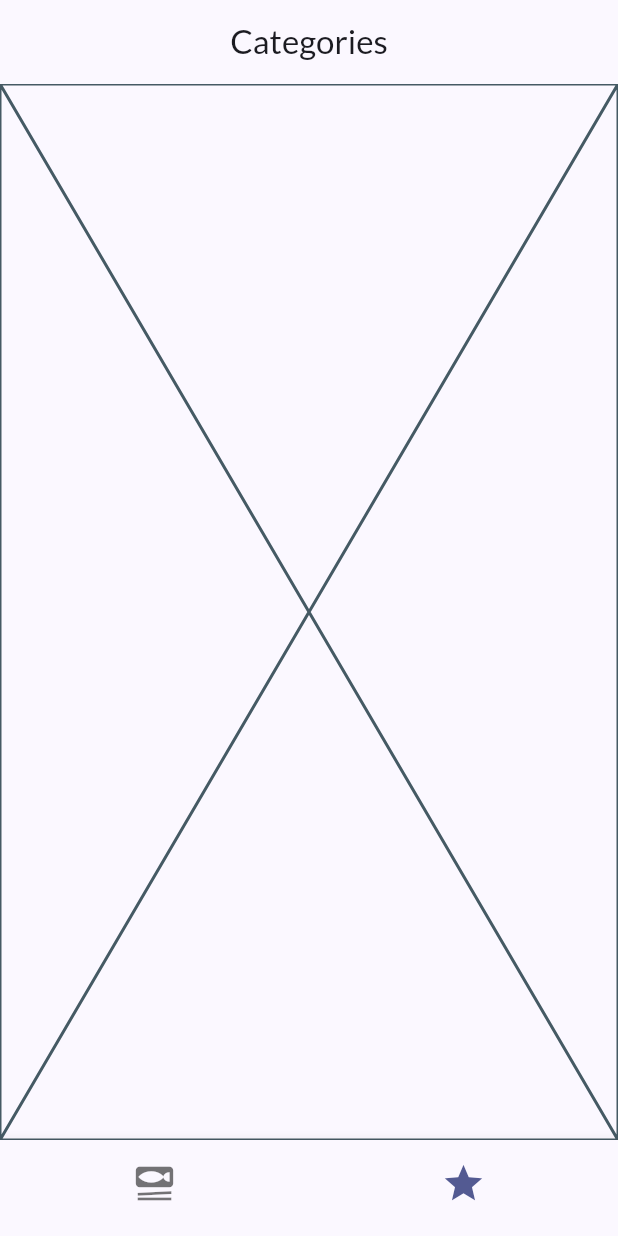
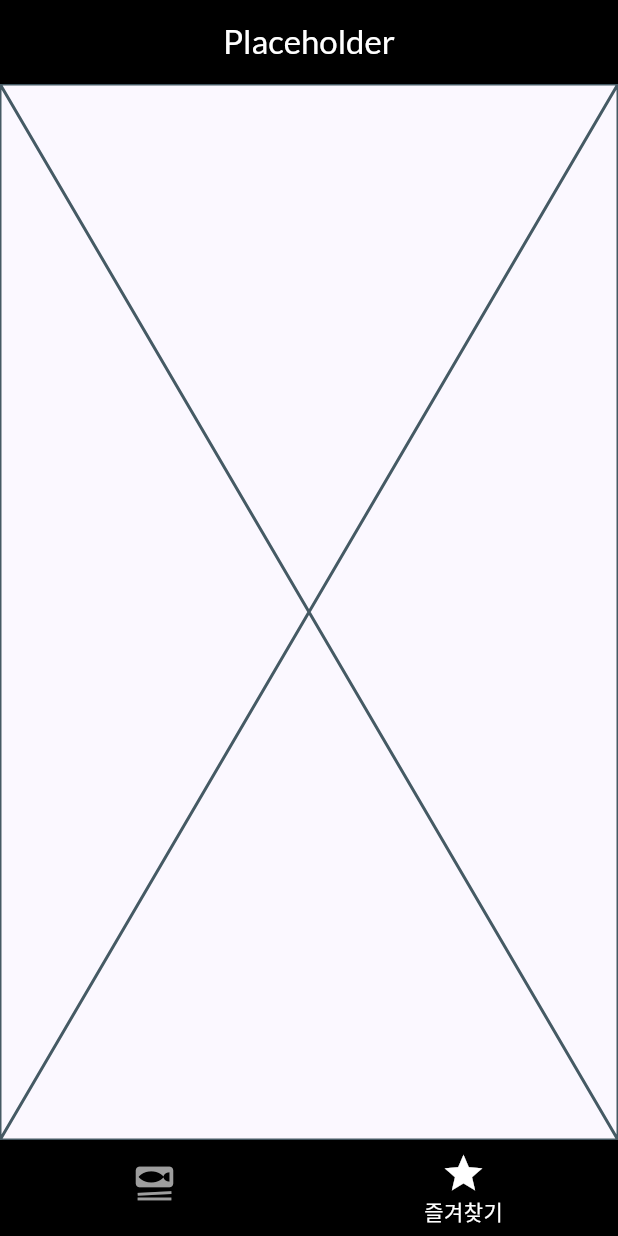
Before and after one commit to jay-lab/meals_clone, a Flutter app: the screen it shows after launch, item 2 of the bottom bar chosen, on a phone screen of 412 x 824 dp. Run offline on Flutter 3.47's test engine with Material 3 defaults, Android fonts, the phone set to English and light mode, and no system bars; our stand-ins replace flutter_riverpod, google_fonts.

Commit message:
AppbBar, BottomNavigationBar 색상지정 BottomNavigationBar 아이콘 및 레이블 수정 탭 전환시 AppBar Title 동적 변경

```diff
--- a/lib/screens/tabs.dart
+++ b/lib/screens/tabs.dart
@@ -18,6 +18,11 @@ class _TabScreenState extends State<TabScreen> {
     });
   }
 
+  final List<Map<String, dynamic>> tabsList = [
+    {'page': const CategoriesScreen(), 'title': "categories"},
+    {'page': const Placeholder(), 'title': "Placeholder"},
+  ];
+
   @override
   Widget build(BuildContext context) {
 
@@ -26,11 +31,11 @@ class _TabScreenState extends State<TabScreen> {
     //   const CategoriesScreen(),
     //   const Placeholder(),
     // ];
-
     return Scaffold(
       appBar: AppBar(
-        title: const Text('Categories'),
+        title: Text(tabsList[_selectedPageIndex]['title'], style: TextStyle(color: Colors.white),),
         centerTitle: true,
+        backgroundColor: Colors.black,
       ),
 
       // ▼ 1. List<Widget> 사용방식 => 탭의  상태유지 불가
@@ -39,13 +44,15 @@ class _TabScreenState extends State<TabScreen> {
       // ▼ 2. IndexedStack 사용방식 => 탭의 상태유지 가능
       body: IndexedStack(
         index: _selectedPageIndex,
-        children: const [
-          CategoriesScreen(),
-          Placeholder(),
-          // 다른 페이지 추가...
-        ],
+        // children: const [
+        //   CategoriesScreen(),
+        //   Placeholder(),
+        //   // 다른 페이지 추가...
+        // ],
+        children: tabsList.map((item) => item['page'] as Widget).toList(),
       ),
       bottomNavigationBar: BottomNavigationBar(
+        elevation: 1,
         items: const [
           BottomNavigationBarItem(
               icon: Icon(
@@ -60,10 +67,14 @@ class _TabScreenState extends State<TabScreen> {
               ),
               label: '즐겨찾기')
         ],
-        showSelectedLabels: false, // 선택된 레이블 숨기기
+        showSelectedLabels: true, // 선택된 레이블 숨기기
         showUnselectedLabels: false, // 선택되지 않은 레이블 숨기기
         currentIndex: _selectedPageIndex,
         onTap: _selectPage,
+        // type: BottomNavigationBarType.shifting, // 탭 전환시 소소한 애니메이션 < 그런데 적용하면 backgroundColor가 벗겨지는 현상이 발생.
+        selectedItemColor: Colors.white, // 선택된 요소 색
+        unselectedItemColor: Colors.grey, // 선택되지 않은 요소 색
+        backgroundColor: Colors.black,
       ),
     );
   }
```
